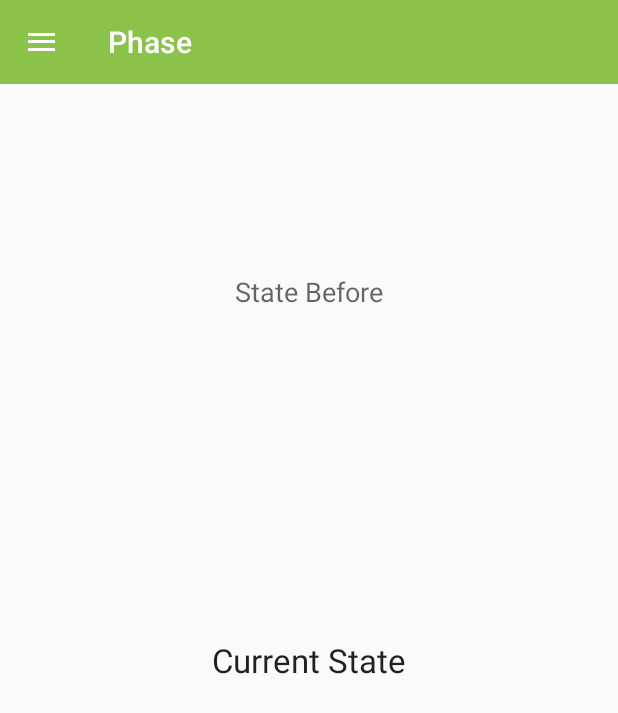
After one commit to markusschaden/RapidTweakAndroidApp, an Android app: the StateActivity screen opened directly, with no data from a screen before it, on a phone screen of 412 x 824 dp. The commit adds this screen. Shown: the top 713 px of the screen. Run offline under Robolectric (Android 15) with nearby library versions, the phone set to English and light mode, and no system bars.

Commit message:
Commented Out TrackActivity due to Algorithm refactoring StateActivity implemented

```diff
--- /dev/null
+++ b/app/src/main/java/ch/hsr/rapidtweakapp/activities/StateActivity.java
@@ -0,0 +1,56 @@
+package ch.hsr.rapidtweakapp.activities;
+
+import android.content.BroadcastReceiver;
+import android.content.Context;
+import android.content.Intent;
+import android.content.IntentFilter;
+import android.os.Bundle;
+import android.support.v4.content.LocalBroadcastManager;
+import android.support.v7.app.ActionBarActivity;
+import android.util.Log;
+import android.widget.TextView;
+
+import com.zuehlke.carrera.javapilot.akka.rapidtweak.state.StateType;
+
+import ch.hsr.rapidtweakapp.R;
+import ch.hsr.rapidtweakapp.helper.RaceChange;
+import ch.hsr.rapidtweakapp.helper.RaceInformation;
+
+public class StateActivity extends Main {
+
+    StateType stateBefore = StateType.UNKNOWN;
+    StateType currentState = StateType.UNKNOWN;
+
+    @Override
+    protected void onCreate(Bundle savedInstanceState) {
+        super.onCreate(savedInstanceState);
+        super.setActivityTitle(getString(R.string.state));
+        setContentView(R.layout.activity_state);
+
+        IntentFilter filter = new IntentFilter();
+        filter.addAction("stateInformation");
+        LocalBroadcastManager.getInstance(this).registerReceiver(mMessageReceiver, filter);
+    }
+
+    private void changeState(StateType changeToState){
+        if(changeToState != null){
+            stateBefore = currentState;
+            ((TextView) findViewById(R.id.tv_stateBefore)).setText(stateBefore.toString());
+            currentState = changeToState;
+            ((TextView) findViewById(R.id.tv_currentState)).setText(currentState.toString());
+        }
+    }
+
+    private BroadcastReceiver mMessageReceiver = new BroadcastReceiver() {
+        @Override
+        public void onReceive(Context context, Intent intent) {
+            Log.i("Broadcast", "State Change Received");
+            if(intent.getSerializableExtra("state") != null) {
+                StateType state = (StateType) intent.getSerializableExtra("state");
+                if(state != null) {
+                    changeState(state);
+                }
+            }
+        }
+    };
+}
--- a/app/src/main/java/ch/hsr/rapidtweakapp/helper/IInformationVisitor.java
+++ b/app/src/main/java/ch/hsr/rapidtweakapp/helper/IInformationVisitor.java
@@ -7,6 +7,7 @@ import com.zuehlke.carrera.javapilot.akka.rapidtweak.android.messages.RaceDrawer
 import com.zuehlke.carrera.javapilot.akka.rapidtweak.android.messages.RacePositionMessage;
 import com.zuehlke.carrera.javapilot.akka.rapidtweak.android.messages.RoundTimeMessage;
 import com.zuehlke.carrera.javapilot.akka.rapidtweak.android.messages.StartMessage;
+import com.zuehlke.carrera.javapilot.akka.rapidtweak.android.messages.StateMessage;
 import com.zuehlke.carrera.javapilot.akka.rapidtweak.android.messages.StopMessage;
 
 /**
@@ -21,4 +22,5 @@ public interface IInformationVisitor {
     void visit(PowerMessage powerMessage);
     void visit(RaceDrawerMessage raceDrawerMessage);
     void visit(RacePositionMessage racePositionMessage);
+    void visit(StateMessage stateMessage);
 }
--- a/app/src/main/java/ch/hsr/rapidtweakapp/websocket/RapidTweakWebSocketClient.java
+++ b/app/src/main/java/ch/hsr/rapidtweakapp/websocket/RapidTweakWebSocketClient.java
@@ -10,6 +10,7 @@ import com.zuehlke.carrera.javapilot.akka.rapidtweak.android.messages.PowerMessa
 import com.zuehlke.carrera.javapilot.akka.rapidtweak.android.messages.RaceDrawerMessage;
 import com.zuehlke.carrera.javapilot.akka.rapidtweak.android.messages.RoundTimeMessage;
 import com.zuehlke.carrera.javapilot.akka.rapidtweak.android.messages.StartMessage;
+import com.zuehlke.carrera.javapilot.akka.rapidtweak.android.messages.StateMessage;
 import com.zuehlke.carrera.javapilot.akka.rapidtweak.android.messages.StopMessage;
 
 import org.java_websocket.client.WebSocketClient;
@@ -55,11 +56,11 @@ public class RapidTweakWebSocketClient extends WebSocketClient {
                 Message rawMessage = serializator.deserialize(data, clazz);
 
                 Log.i("Message", rawMessage.toString());
-                if(clazz == MonitoringMessage.class) {
+                /*if(clazz == MonitoringMessage.class) {
                     Intent intent = new Intent(context, MonitoringMessageService.class);
                     intent.putExtra("MonitoringMessage", rawMessage);
                     context.startService(intent);
-                } else if (clazz == StartMessage.class || clazz ==  StopMessage.class || clazz == RoundTimeMessage.class || clazz == RaceDrawerMessage.class) {
+                } else */if (/*clazz == StartMessage.class || clazz ==  StopMessage.class || clazz == RoundTimeMessage.class || clazz == RaceDrawerMessage.class || */clazz == StateMessage.class) {
                     Intent intent = new Intent(context, InformationMessageService.class);
                     intent.putExtra("InformationMessage", rawMessage);
                     context.startService(intent);
--- /dev/null
+++ b/app/src/main/java/com/zuehlke/carrera/javapilot/akka/rapidtweak/state/StateType.java
@@ -0,0 +1,8 @@
+package com.zuehlke.carrera.javapilot.akka.rapidtweak.state;
+
+/**
+ * Created by Markus on 03.12.2015.
+ */
+public enum StateType {
+    EXPERIMENT, LUCKYPUNCH, ROUNDDETECTION, SPEEDUP, RESET, UNKNOWN
+}
--- /dev/null
+++ b/app/src/main/res/layout/activity_state.xml
@@ -0,0 +1,32 @@
+<?xml version="1.0" encoding="utf-8"?>
+<RelativeLayout xmlns:android="http://schemas.android.com/apk/res/android"
+    xmlns:tools="http://schemas.android.com/tools"
+    android:layout_width="match_parent"
+    android:layout_height="match_parent"
+    android:paddingBottom="@dimen/activity_vertical_margin"
+    android:paddingLeft="@dimen/activity_horizontal_margin"
+    android:paddingRight="@dimen/activity_horizontal_margin"
+    android:paddingTop="@dimen/activity_vertical_margin"
+    tools:context="ch.hsr.rapidtweakapp.activities.StateActivity">
+
+    <TextView
+        android:layout_width="wrap_content"
+        android:layout_height="wrap_content"
+        android:textAppearance="?android:attr/textAppearanceMedium"
+        android:text="State Before"
+        android:id="@+id/tv_stateBefore"
+        android:layout_alignParentTop="true"
+        android:layout_centerHorizontal="true"
+        android:layout_marginTop="110dp" />
+
+    <TextView
+        android:layout_width="wrap_content"
+        android:layout_height="wrap_content"
+        android:textAppearance="?android:attr/textAppearanceLarge"
+        android:text="Current State"
+        android:id="@+id/tv_currentState"
+        android:layout_centerVertical="true"
+        android:layout_centerHorizontal="true" />
+
+
+</RelativeLayout>
--- a/app/src/main/res/menu/drawer.xml
+++ b/app/src/main/res/menu/drawer.xml
@@ -1,12 +1,15 @@
 <?xml version="1.0" encoding="utf-8"?>
 <menu xmlns:android="http://schemas.android.com/apk/res/android">
     <group android:checkableBehavior="single">
-        <item
+        <!--<item
             android:id="@+id/navigation_item_track"
             android:title="@string/track" />
         <item
             android:id="@+id/navigation_item_track_elements"
-            android:title="@string/track_elements" />
+            android:title="@string/track_elements" />-->
+        <item
+            android:id="@+id/navigation_item_state"
+            android:title="@string/state"/>
     </group>
 
     <item android:title="@string/config">
--- a/app/src/main/res/values/strings.xml
+++ b/app/src/main/res/values/strings.xml
@@ -8,6 +8,8 @@
     <string name="config">Config</string>
     <string name="logger">Logger</string>
 
-<!-- TODO: Remove or change this placeholder text -->
+    <!-- TODO: Remove or change this placeholder text -->
     <string name="hello_blank_fragment">Hello blank fragment</string>
+    <string name="state">Phase</string>
+    <string name="title_activity_state">StateActivity</string>
 </resources>
--- a/build.gradle
+++ b/build.gradle
@@ -5,7 +5,7 @@ buildscript {
         jcenter()
     }
     dependencies {
-        classpath 'com.android.tools.build:gradle:1.4.0-beta6'
+        classpath 'com.android.tools.build:gradle:1.5.0'
 
         // NOTE: Do not place your application dependencies here; they belong
         // in the individual module build.gradle files
```
Also changed, not shown: app/src/main/AndroidManifest.xml (+12 -14 lines), app/src/main/java/ch/hsr/rapidtweakapp/activities/Main.java (+5 -2 lines), app/src/main/java/ch/hsr/rapidtweakapp/service/InformationMessageService.java (+14 -2 lines), app/src/main/java/com/zuehlke/carrera/javapilot/akka/rapidtweak/android/messages/StateMessage.java (added, +22 -0 lines), 1 other file.
